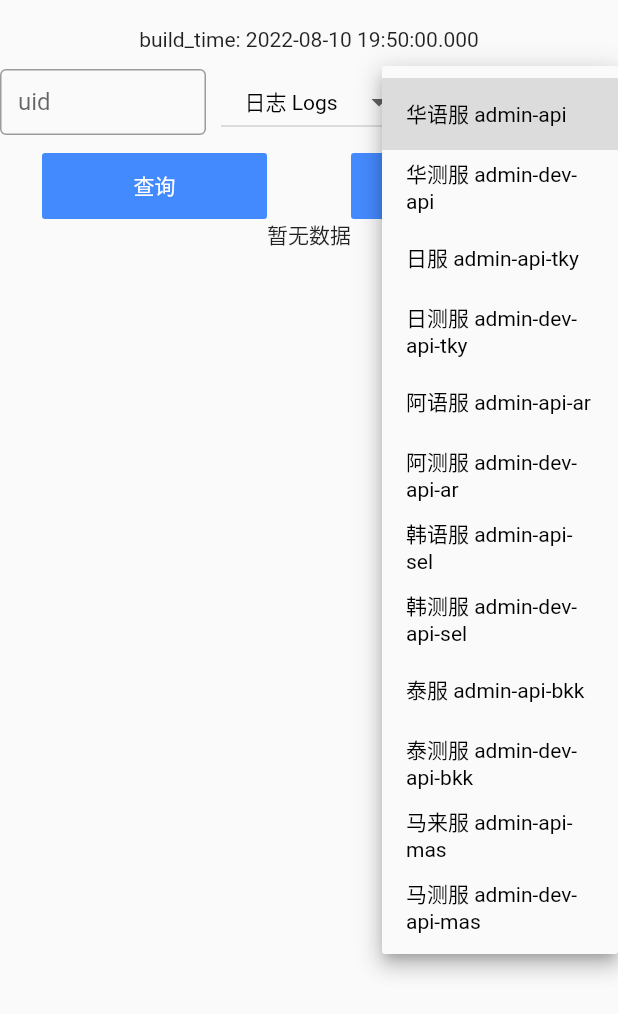
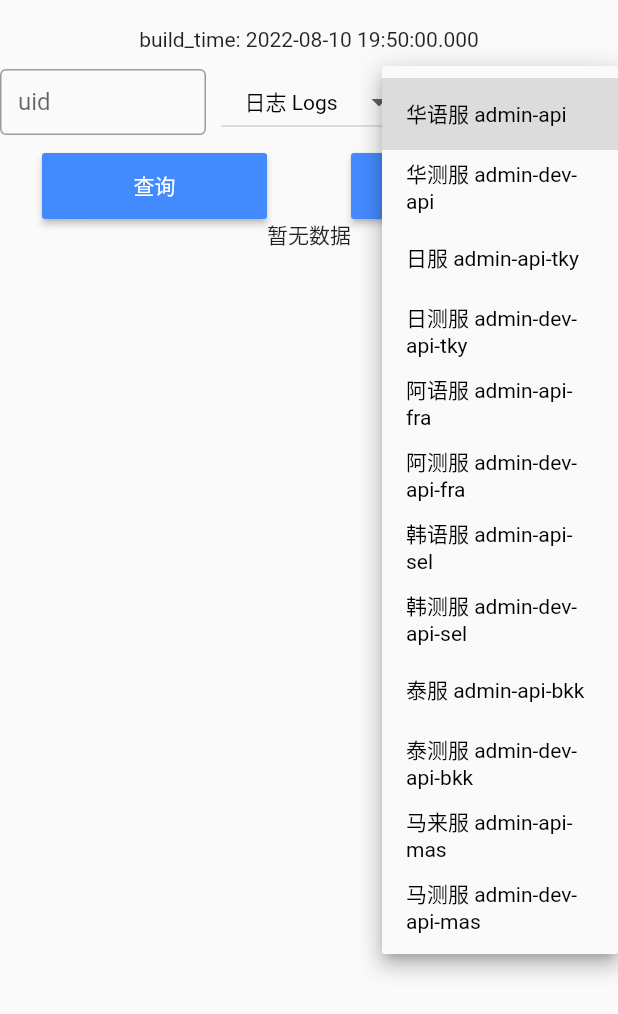
Before and after one commit to JimmyPeng4iOS/wp_log_manager, a Flutter app: the screen it shows after launch, after a tap on "华语服 admin-api", on a phone screen of 412 x 824 dp. Shown: the top 1014 px of the screen. Run offline on Flutter 3.47's test engine with Material 2 defaults, Android fonts, the light colour scheme and no system bars; our stand-ins replace dio, fluttertoast; missing offline and left inert: clipboard.

Commit message:
fix: 区服更正

```diff
--- a/lib/query_param_widget.dart
+++ b/lib/query_param_widget.dart
@@ -28,8 +28,8 @@ class _QueryParamWidgetState extends State<QueryParamWidget> {
     '华测服 admin-dev-api',
     '日服 admin-api-tky',
     '日测服 admin-dev-api-tky',
-    '阿语服 admin-api-ar',
-    '阿测服 admin-dev-api-ar',
+    '阿语服 admin-api-fra',
+    '阿测服 admin-dev-api-fra',
     '韩语服 admin-api-sel',
     '韩测服 admin-dev-api-sel',
     '泰服 admin-api-bkk',
@@ -58,7 +58,7 @@ class _QueryParamWidgetState extends State<QueryParamWidget> {
           Container(
             width: 150,
             height: 44,
-            child: FlatButton(
+            child: MaterialButton(
               color: Colors.blueAccent,
               onPressed: () {
                 _buildUrI();
@@ -72,7 +72,7 @@ class _QueryParamWidgetState extends State<QueryParamWidget> {
           Container(
             width: 150,
             height: 44,
-            child: FlatButton(
+            child: MaterialButton(
               color: Colors.blueAccent,
               onPressed: () {
                 _unzip();
```
